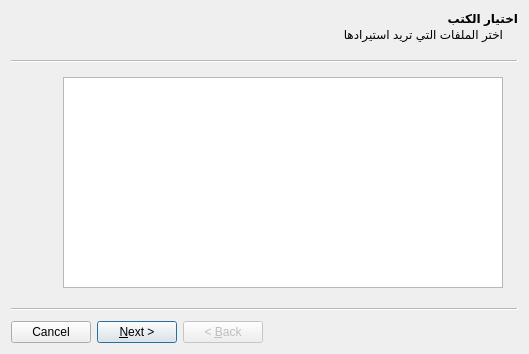
Above: src/importdialog.ui from boussouira/moltaqa before the change. Below: the same form after it.
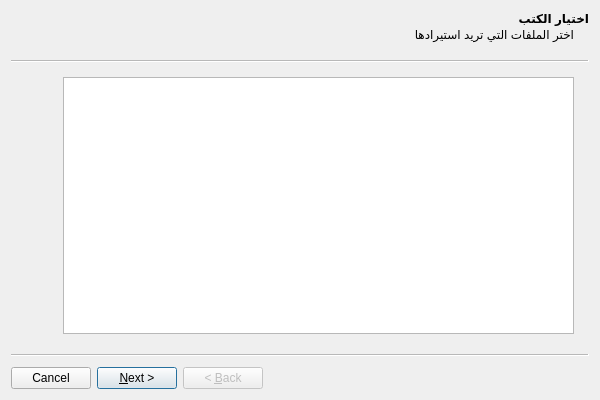
That is the form after the change. Icons and pictures are not drawn.

Diff of the .ui file:
```diff
--- a/src/importdialog.ui
+++ b/src/importdialog.ui
@@ -6,8 +6,8 @@
    <rect>
     <x>0</x>
     <y>0</y>
-    <width>529</width>
-    <height>354</height>
+    <width>600</width>
+    <height>400</height>
    </rect>
   </property>
   <property name="windowTitle">
```
Left out of the diff: 11 changed lines with no effect on the pictures.
